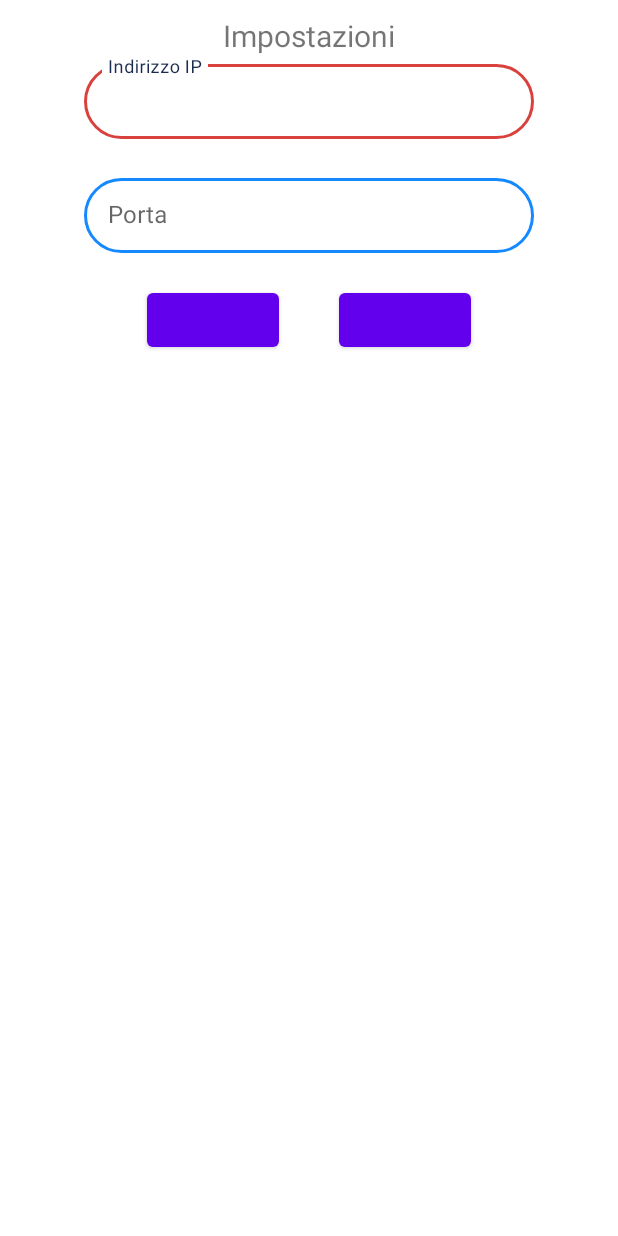
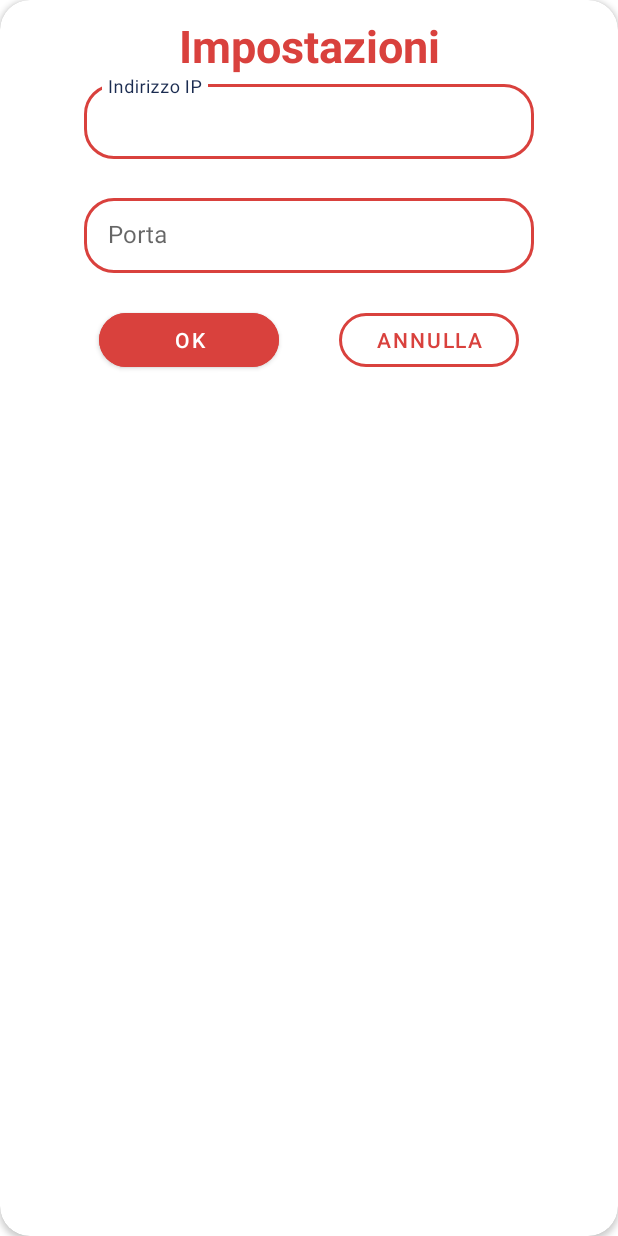
Before and after one commit to NaoNexus/ChallengeNao22, an Android app: the layout popup_settings_menu.xml on its own in the app's theme, with its tools: preview values and no code run, on a phone screen of 412 x 824 dp. Run offline under Robolectric (Android 15) with nearby library versions, the phone set to English and light mode, and no system bars.

Commit message:
Changed UI
Changed UI

```diff
--- a/NAOController/app/src/main/res/layout/popup_settings_menu.xml
+++ b/NAOController/app/src/main/res/layout/popup_settings_menu.xml
@@ -7,105 +7,122 @@
     tools:context=".Nao_buttons"
     android:orientation="vertical">
 
+    <androidx.cardview.widget.CardView
+        android:layout_width="match_parent"
+        android:layout_height="match_parent"
+        app:cardCornerRadius="20dp">
+
         <androidx.appcompat.widget.LinearLayoutCompat
             android:layout_width="match_parent"
             android:layout_height="match_parent"
-        android:orientation="vertical">
+            android:orientation="vertical"
+            tools:layout_editor_absoluteX="-100dp"
+            tools:layout_editor_absoluteY="152dp">
 
             <TextView
-            android:layout_width="wrap_content"
-            android:layout_height="wrap_content"
-            android:text="Impostazioni"
-            android:layout_gravity="center_horizontal"
-            android:textSize="20sp"
-            android:layout_marginTop="10dp"/>
+                style="@style/TitleTextStyle"
+                android:layout_marginTop="10dp"
+                android:text="@string/btn_settings"
+                android:textColor="@color/main_color" />
 
             <com.google.android.material.textfield.TextInputLayout
+                style="@style/Widget.MaterialComponents.TextInputLayout.OutlinedBox"
                 android:layout_width="wrap_content"
                 android:layout_height="wrap_content"
                 android:layout_gravity="center_horizontal"
+                android:layout_marginHorizontal="40dp"
+                android:hint="@string/hint_ip"
+                app:boxCornerRadiusBottomEnd="20dp"
+                app:boxCornerRadiusBottomStart="20dp"
+                app:boxCornerRadiusTopEnd="20dp"
+                app:boxCornerRadiusTopStart="20dp"
+                app:boxStrokeColor="@color/main_color"
+                app:boxStrokeWidth="2dp"
                 app:endIconMode="clear_text"
                 app:errorEnabled="true"
-            android:hint="@string/hint_ip"
-            app:boxCornerRadiusBottomEnd="25dp"
-            app:boxCornerRadiusBottomStart="25dp"
-            app:boxCornerRadiusTopEnd="25dp"
-            app:boxCornerRadiusTopStart="25dp"
-            android:layout_marginHorizontal="40dp"
+                app:hintTextColor="@color/background_gradient_end"
                 app:layout_constraintBottom_toBottomOf="parent"
                 app:layout_constraintEnd_toEndOf="parent"
                 app:layout_constraintStart_toStartOf="parent"
                 app:layout_constraintTop_toTopOf="parent"
-            app:layout_constraintVertical_bias="0.15"
-            app:boxStrokeColor="@color/button_background"
-            app:hintTextColor="@color/background_gradient_end"
-            app:boxStrokeWidth="2dp"
-            style="@style/Widget.MaterialComponents.TextInputLayout.OutlinedBox">
+                app:layout_constraintVertical_bias="0.15">
 
                 <com.google.android.material.textfield.TextInputEditText
                     android:id="@+id/ip_edit_text"
                     android:layout_width="300dp"
                     android:layout_height="50dp"
+                    android:layout_gravity="center_horizontal"
+                    android:autofillHints="@null"
                     android:background="@null"
-                android:hint="@null"
-                android:autofillHints="@null"
-                android:layout_gravity="center_horizontal"/>
+                    android:hint="@null" />
             </com.google.android.material.textfield.TextInputLayout>
 
 
             <com.google.android.material.textfield.TextInputLayout
+                style="@style/Widget.MaterialComponents.TextInputLayout.OutlinedBox"
                 android:layout_width="wrap_content"
                 android:layout_height="wrap_content"
                 android:layout_gravity="center_horizontal"
+                android:layout_marginHorizontal="40dp"
+                android:hint="@string/hint_port"
+                app:boxCornerRadiusBottomEnd="20dp"
+                app:boxCornerRadiusBottomStart="20dp"
+                app:boxCornerRadiusTopEnd="20dp"
+                app:boxCornerRadiusTopStart="20dp"
+                app:boxStrokeColor="@color/main_color"
+                app:boxStrokeWidth="2dp"
                 app:endIconMode="clear_text"
                 app:errorEnabled="true"
-            android:hint="Porta"
-            app:boxCornerRadiusBottomEnd="25dp"
-            app:boxCornerRadiusBottomStart="25dp"
-            app:boxCornerRadiusTopEnd="25dp"
-            app:boxCornerRadiusTopStart="25dp"
-            android:layout_marginHorizontal="40dp"
+                app:hintTextColor="@color/background_gradient_end"
                 app:layout_constraintBottom_toBottomOf="parent"
                 app:layout_constraintEnd_toEndOf="parent"
                 app:layout_constraintStart_toStartOf="parent"
                 app:layout_constraintTop_toTopOf="parent"
-            app:layout_constraintVertical_bias="0.15"
-            app:boxStrokeColor="@color/button_background"
-            app:hintTextColor="@color/background_gradient_end"
-            app:boxStrokeWidth="2dp"
-            style="@style/Widget.MaterialComponents.TextInputLayout.OutlinedBox">
+                app:layout_constraintVertical_bias="0.15">
 
                 <com.google.android.material.textfield.TextInputEditText
                     android:id="@+id/port_edit_text"
                     android:layout_width="300dp"
                     android:layout_height="50dp"
+                    android:layout_gravity="center_horizontal"
+                    android:autofillHints="@null"
                     android:background="@null"
-                android:hint="@null"
-                android:autofillHints="@null"
-                android:layout_gravity="center_horizontal"/>
+                    android:hint="@null" />
             </com.google.android.material.textfield.TextInputLayout>
 
 
             <androidx.appcompat.widget.LinearLayoutCompat
                 android:layout_width="wrap_content"
                 android:layout_height="wrap_content"
-            android:orientation="horizontal"
-            android:layout_gravity="center_horizontal">
+                android:layout_gravity="center_horizontal"
+                android:orientation="horizontal">
 
-            <Button
+                <com.google.android.material.button.MaterialButton
                     android:id="@+id/btn_ok"
-                android:layout_width="wrap_content"
+                    android:layout_width="120dp"
                     android:layout_height="wrap_content"
-                android:layout_marginHorizontal="20sp"/>
+                    android:layout_marginHorizontal="20sp"
+                    android:backgroundTint="@color/main_color"
+                    android:text="@string/btn_ok"
+                    android:textColor="@color/white"
+                    app:cornerRadius="20dp"/>
 
-            <Button
+                <com.google.android.material.button.MaterialButton
                     android:id="@+id/btn_annulla"
-                android:layout_width="wrap_content"
+                    style="@style/Widget.MaterialComponents.Button.OutlinedButton"
+                    android:layout_width="120dp"
                     android:layout_height="wrap_content"
-                android:layout_marginHorizontal="20sp"/>
+                    android:layout_marginHorizontal="20sp"
+                    android:text="@string/btn_cancel"
+                    android:textAllCaps="true"
+                    android:textColor="@color/main_color"
+                    app:strokeColor="@color/main_color"
+                    app:strokeWidth="2dp"
+                    app:cornerRadius="20dp"/>
 
             </androidx.appcompat.widget.LinearLayoutCompat>
 
         </androidx.appcompat.widget.LinearLayoutCompat>
+    </androidx.cardview.widget.CardView>
 
 </androidx.constraintlayout.widget.ConstraintLayout>
--- a/NAOController/app/src/main/res/values/colors.xml
+++ b/NAOController/app/src/main/res/values/colors.xml
@@ -11,9 +11,9 @@
     <!--Custom colors-->
     <color name="background_gradient_start">#FF368DB3</color>
     <color name="background_gradient_end">#FF1A2B50</color>
-    <color name="button_background">#FFD9413D</color>
+    <color name="main_color">#FFD9413D</color>
     <color name="description_card_background">#66000000</color>
     <color name="transparent">#00000000</color>
 
-    <color name="mtrl_textinput_default_box_stroke_color">#1589FF</color>
+    <color name="mtrl_textinput_default_box_stroke_color">@color/main_color</color>
 </resources>
```
Also changed, not shown: NAOController/app/src/main/res/layout-land/activity_nao_buttons.xml (+26 -26 lines), NAOController/app/src/main/res/layout-land/activity_nao_description.xml (+9 -9 lines), NAOController/app/src/main/res/values/strings.xml (+19 -16 lines), NAOController/app/src/main/res/values/styles.xml (+34 -33 lines). Lines whose indentation alone changed are shown as unchanged.
